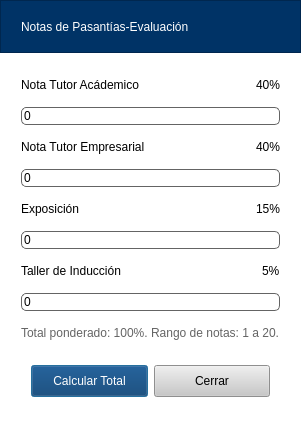
Above: UI/evaluar.ui from AlexING-7/Gestion_Pasantes before the change. Below: the same form after it.
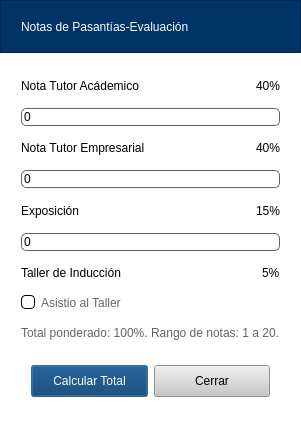
That is the form after the change.

What changed in the file:
```diff
--- a/UI/evaluar.ui
+++ b/UI/evaluar.ui
@@ -234,7 +234,27 @@
        </layout>
       </item>
       <item>
-       <widget class="QSpinBox" name="spinTaller"/>
+       <widget class="QCheckBox" name="checkBox">
+        <property name="styleSheet">
+         <string notr="true">QCheckBox{
+color: rgb(102, 102, 102);
+font: 12pt &quot;Segoe UI&quot;;
+background-color:transparent;
+}
+QCheckBox::indicator {
+border:1px solid;
+border-radius:4px;
+}
+
+QCheckBox::indicator:checked {
+    
+	background-color: rgb(0, 51, 102);
+}</string>
+        </property>
+        <property name="text">
+         <string>Asistio al Taller</string>
+        </property>
+       </widget>
       </item>
       <item>
        <widget class="QLabel" name="label_10">
```
